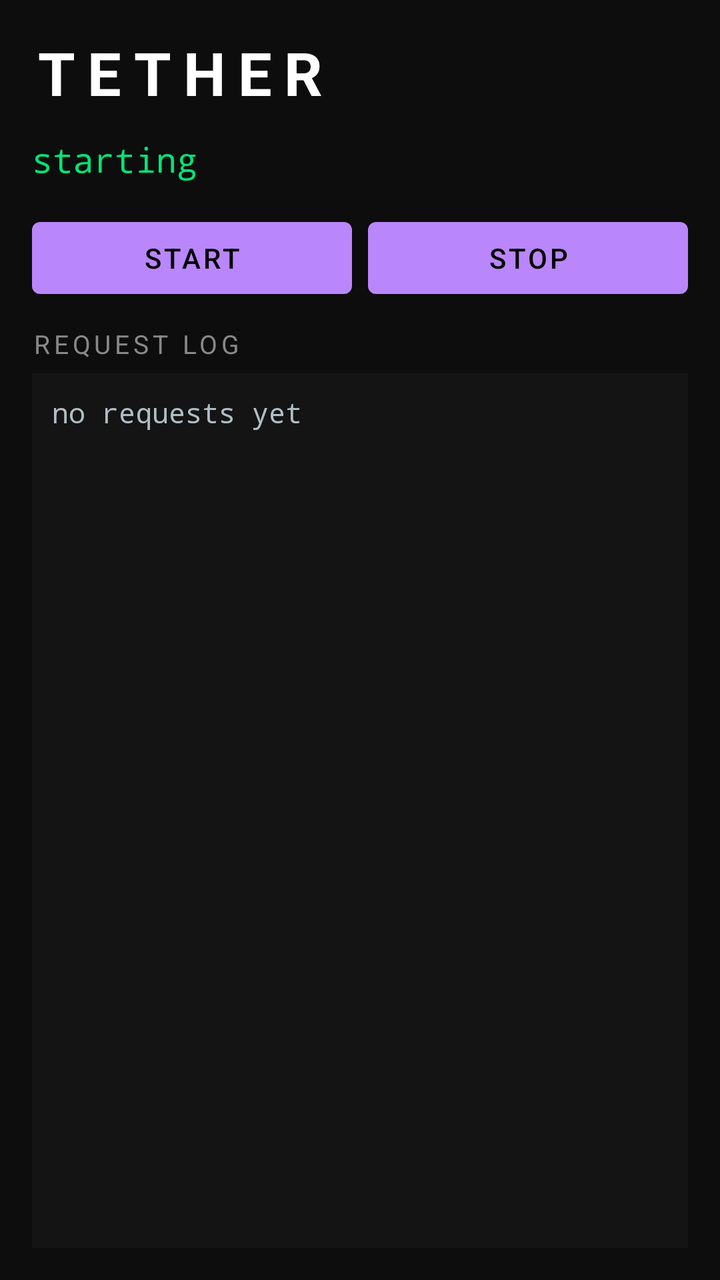
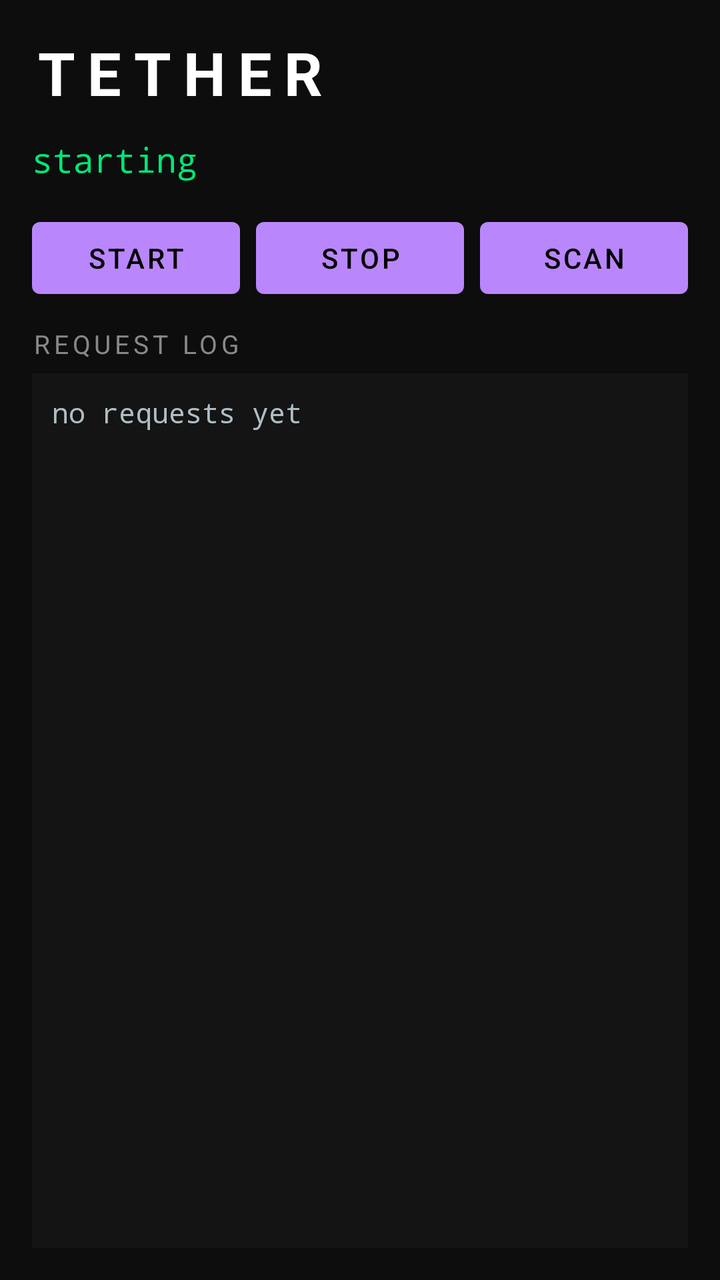

Screens rendered from an Android XML layout before and after an edit, with the pre-edit source and the edit as a unified diff.
<!-- AndroidManifest.xml: application theme Theme.Tether -->
<!-- res/layout/activity_main.xml -->
<?xml version="1.0" encoding="utf-8"?>
<LinearLayout xmlns:android="http://schemas.android.com/apk/res/android"
    android:layout_width="match_parent"
    android:layout_height="match_parent"
    android:orientation="vertical"
    android:background="#0D0D0D"
    android:padding="16dp">

    <TextView
        android:layout_width="wrap_content"
        android:layout_height="wrap_content"
        android:text="TETHER"
        android:textColor="#FFFFFF"
        android:textSize="30sp"
        android:textStyle="bold"
        android:letterSpacing="0.2"
        android:paddingBottom="12dp" />

    <TextView
        android:id="@+id/statusText"
        android:layout_width="match_parent"
        android:layout_height="wrap_content"
        android:fontFamily="monospace"
        android:lineSpacingMultiplier="1.2"
        android:textColor="#00E676"
        android:textSize="17sp"
        android:text="starting" />

    <LinearLayout
        android:layout_width="match_parent"
        android:layout_height="wrap_content"
        android:orientation="horizontal"
        android:paddingTop="14dp"
        android:paddingBottom="10dp">

        <Button
            android:id="@+id/startBtn"
            android:layout_width="0dp"
            android:layout_weight="1"
            android:layout_height="wrap_content"
            android:layout_marginEnd="8dp"
            android:text="START" />

        <Button
            android:id="@+id/stopBtn"
            android:layout_width="0dp"
            android:layout_weight="1"
            android:layout_height="wrap_content"
            android:text="STOP" />

    </LinearLayout>

    <TextView
        android:layout_width="match_parent"
        android:layout_height="wrap_content"
        android:text="REQUEST LOG"
        android:textColor="#888888"
        android:textSize="13sp"
        android:letterSpacing="0.15"
        android:paddingBottom="6dp" />

    <ScrollView
        android:id="@+id/logScroll"
        android:layout_width="match_parent"
        android:layout_height="0dp"
        android:layout_weight="1"
        android:background="#141414"
        android:padding="10dp"
        android:scrollbars="vertical">

        <TextView
            android:id="@+id/logText"
            android:layout_width="match_parent"
            android:layout_height="wrap_content"
            android:fontFamily="monospace"
            android:textColor="#B0BEC5"
            android:textSize="14sp"
            android:text="no requests yet" />

    </ScrollView>

</LinearLayout>
<!-- resources referenced by this layout -->
<resources>
  <style name="Theme.Tether" parent="Theme.MaterialComponents.NoActionBar">
          <item name="android:statusBarColor">#0D0D0D</item>
          <item name="android:navigationBarColor">#0D0D0D</item>
          <item name="android:windowBackground">#0D0D0D</item>
      </style>
</resources>

<!-- the commit's change to res/layout/activity_main.xml (unified diff, before → after) -->
@@ -46,7 +46,15 @@
             android:layout_width="0dp"
             android:layout_weight="1"
             android:layout_height="wrap_content"
+            android:layout_marginEnd="8dp"
             android:text="STOP" />
+
+        <Button
+            android:id="@+id/scanBtn"
+            android:layout_width="0dp"
+            android:layout_weight="1"
+            android:layout_height="wrap_content"
+            android:text="SCAN" />
 
     </LinearLayout>
 
